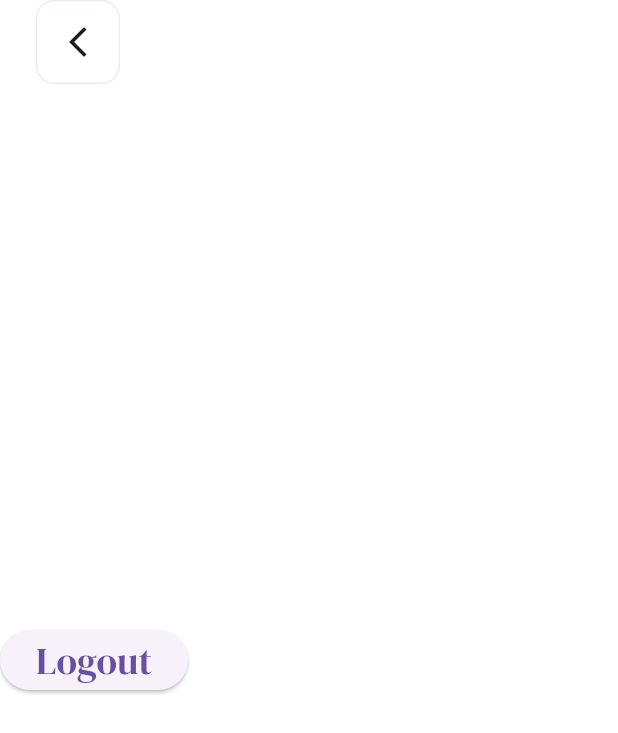
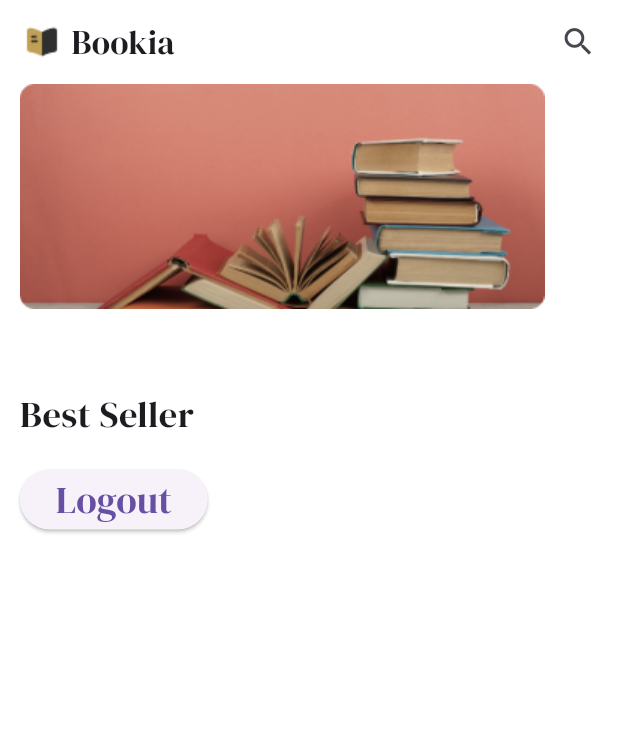
Before and after one commit to AmrReda92/bookia_app, a Flutter app: the HomeScreen screen opened directly, on a phone screen of 412 x 824 dp. Shown: the top 733 px of the screen. Run offline on Flutter 3.47's test engine with Material 3 defaults, Android fonts, the phone set to English and light mode, and no system bars; our stand-ins replace bloc, dio, flutter_bloc, flutter_screenutil, flutter_svg, pretty_dio_logger and 1 more; accounts and stored records are empty.

```diff
--- /dev/null
+++ b/devtools_options.yaml
@@ -0,0 +1,3 @@
+description: This file stores settings for Dart & Flutter DevTools.
+documentation: https://docs.flutter.dev/tools/devtools/extensions#configure-extension-enablement-states
+extensions:
--- a/lib/bookia.dart
+++ b/lib/bookia.dart
@@ -1,4 +1,5 @@
 import 'package:bookia_application/core/helper/local_services.dart';
+import 'package:bookia_application/feature/bottom_nav_bar/presentation/ui/bottom_nav_bar_screen.dart';
 import 'package:bookia_application/feature/home/presentation/ui/home_screen.dart';
 import 'package:bookia_application/feature/welcome/presentation/ui/welcome_screen.dart';
 import 'package:flutter/material.dart';
@@ -25,14 +26,12 @@ class Bookia extends StatelessWidget {
     );
   }
 
-
-
  Widget initialScreen(){
 
     if(LocalServices.prefs?.getString("userToken")==null){
       return WelcomeScreen();
     }else{
-      return HomeScreen();
+      return BottomNavBarScreen();
     }
 
   }
--- a/lib/core/widget/custom_app_bar.dart
+++ b/lib/core/widget/custom_app_bar.dart
@@ -2,16 +2,20 @@ import 'package:bookia_application/core/theme/app_color.dart';
 import 'package:flutter/material.dart';
 
 class CustomAppBar extends StatelessWidget implements PreferredSizeWidget {
+  final String? title ;
+  final bool withBackButton ;
 
-  const CustomAppBar({super.key,});
+
+  const CustomAppBar({super.key,this.title,this.withBackButton =true});
 
   @override
   Widget build(BuildContext context) {
     return Padding(
       padding: const EdgeInsets.symmetric(horizontal: 24),
       child: AppBar(
+        title: title!=null? Text(title!):null,
       backgroundColor: Colors.white,
-        leading: InkWell(
+        leading: withBackButton ? InkWell(
           onTap: (){
             Navigator.pop(context);
           },
@@ -21,7 +25,7 @@ class CustomAppBar extends StatelessWidget implements PreferredSizeWidget {
               border: Border.all(color: AppColor.borderColor),
             ),child: Icon(Icons.arrow_back_ios_new_outlined),
           ),
-        ),
+        ): null,
       ),
     );
   }
--- a/lib/feature/auth/presentation/ui/login/login_screen.dart
+++ b/lib/feature/auth/presentation/ui/login/login_screen.dart
@@ -5,6 +5,7 @@ import 'package:bookia_application/core/widget/custom_text_form_field.dart';
 import 'package:bookia_application/feature/auth/presentation/cubit/auth_cubit.dart';
 import 'package:bookia_application/feature/auth/presentation/ui/forget_password/forget_password_screen.dart';
 import 'package:bookia_application/feature/auth/presentation/ui/login/widget/custom_svg_icon.dart';
+import 'package:bookia_application/feature/bottom_nav_bar/presentation/ui/bottom_nav_bar_screen.dart';
 import 'package:bookia_application/feature/home/presentation/ui/home_screen.dart';
 import 'package:flutter/gestures.dart';
 import 'package:flutter/material.dart';
@@ -71,7 +72,7 @@ class _LoginScreenState extends State<LoginScreen> {
                                   content: Text(state.erorrMessage),
                                 ));
                               }else if(state is LoginSuccessState){
-                                Navigator.pushAndRemoveUntil(context, MaterialPageRoute(builder: (context)=>HomeScreen()), (e)=>false);
+                                Navigator.pushAndRemoveUntil(context, MaterialPageRoute(builder: (context)=>BottomNavBarScreen()), (e)=>false);
                               }
                             },
                             child: CustomButton(title: "Login",onTap: (){
--- a/lib/feature/home/presentation/ui/home_screen.dart
+++ b/lib/feature/home/presentation/ui/home_screen.dart
@@ -2,6 +2,7 @@ import 'package:bookia_application/core/helper/local_services.dart';
 import 'package:bookia_application/core/widget/custom_app_bar.dart';
 import 'package:bookia_application/feature/welcome/presentation/ui/welcome_screen.dart';
 import 'package:flutter/material.dart';
+import 'package:flutter_screenutil/flutter_screenutil.dart';
 
 class HomeScreen extends StatelessWidget {
   const HomeScreen({super.key});
@@ -9,18 +10,49 @@ class HomeScreen extends StatelessWidget {
   @override
   Widget build(BuildContext context) {
     return Scaffold(
-      appBar: CustomAppBar(
+      appBar: AppBar(
+        backgroundColor: Colors.white,
+        title: Row(
+          children: [
+            Image.asset("assets/images/book.png"),
+            SizedBox(width: 7.w,),
+            Text("Bookia",style: TextStyle(
+              fontSize: 22.sp
+            ),)
+          ],
         ),
-      body: Column(
-        mainAxisAlignment: MainAxisAlignment.center,
+        actions: [
+          Icon(Icons.search,size: 24.r,),
+          SizedBox(width: 13.w,)
+        ],
+      ),
+      body: Padding(
+        padding:  EdgeInsets.symmetric(horizontal: 13.h),
+        child: Column(
+          crossAxisAlignment: CrossAxisAlignment.start,
           children: [
+            Image.asset("assets/images/book photo Home.png",fit: BoxFit.cover,),
+            SizedBox(height: 52.h,),
+            Text("Best Seller",style: TextStyle(
+                  fontSize: 24.sp
+               ),
+              ),
+
+            SizedBox(height:15.h ,),
+
             ElevatedButton(onPressed: (){
               LocalServices.prefs?.remove("userToken");
               Navigator.pushAndRemoveUntil(context, MaterialPageRoute(builder: (context)=>WelcomeScreen()), (e)=>false);
             }, child: Text("Logout",style: TextStyle(
               fontSize: 25,
-          ),))
+            ),)),
+            Row(
+              children: [
+
             ],
+            )
+          ],
+        ),
       ),
     );
   }
```
Also changed, not shown: lib/feature/auth/data/repo/auth_repo.dart (+2 -5 lines), lib/feature/bottom_nav_bar/presentation/ui/bottom_nav_bar_screen.dart (added, +45 -0 lines), lib/feature/cart/presentation/ui/cart_screen.dart (added, +13 -0 lines), lib/feature/favourite/presentation/ui/favourite_screen.dart (added, +13 -0 lines), lib/feature/profile/presentation/ui/my_profile_screen.dart (added, +13 -0 lines), assets/icons/book.svg (added), assets/images/book photo Home.png (added), assets/images/book.png (added). Lines whose indentation alone changed are shown as unchanged.
